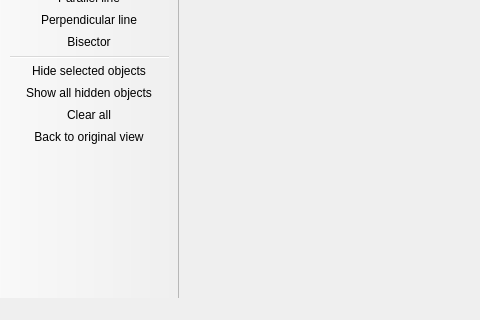
Above: geopro.ui from rusfort/GeoPro before the change; both pictures show x 0 to 480 and y 226 to 546 of the 849 by 546 pixel window. Below: the same form after it.
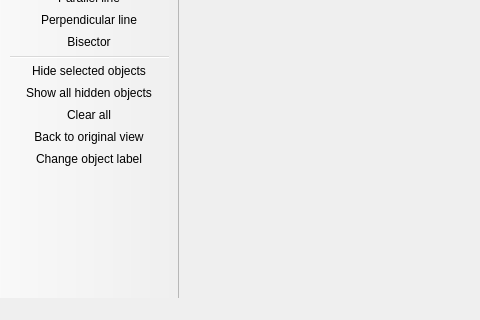
That is the form after the change. Icons and pictures are not drawn.

Diff of the .ui file:
```diff
--- a/geopro.ui
+++ b/geopro.ui
@@ -139,6 +139,7 @@
    <addaction name="actionShow_all_hidden_objects"/>
    <addaction name="actionClear_all"/>
    <addaction name="actionBack_to_original_view"/>
+   <addaction name="actionChange_object_label"/>
   </widget>
   <widget class="QStatusBar" name="statusBar"/>
   <action name="actionOpen">
@@ -383,6 +384,11 @@
     <string>Back to original view</string>
    </property>
   </action>
+  <action name="actionChange_object_label">
+   <property name="text">
+    <string>Change object label</string>
+   </property>
+  </action>
  </widget>
  <layoutdefault spacing="6" margin="11"/>
  <resources>
```
Left out of the diff: 1 changed line with no effect on the pictures.
